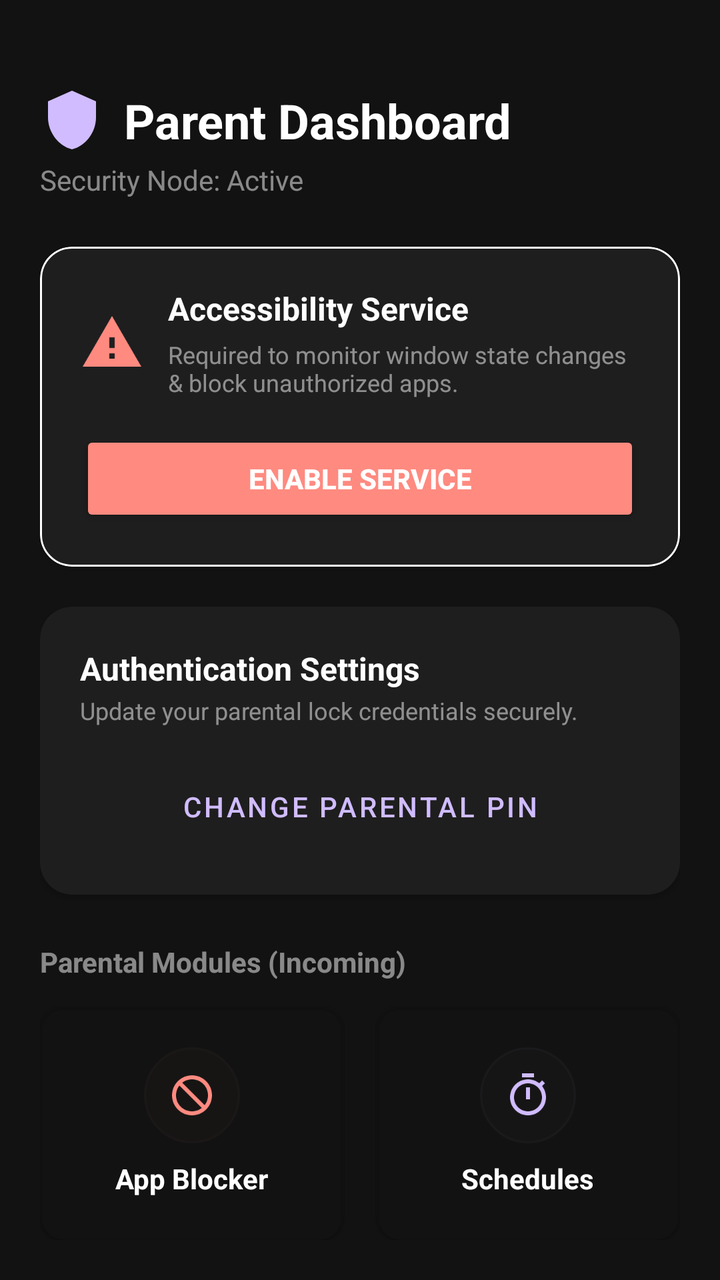
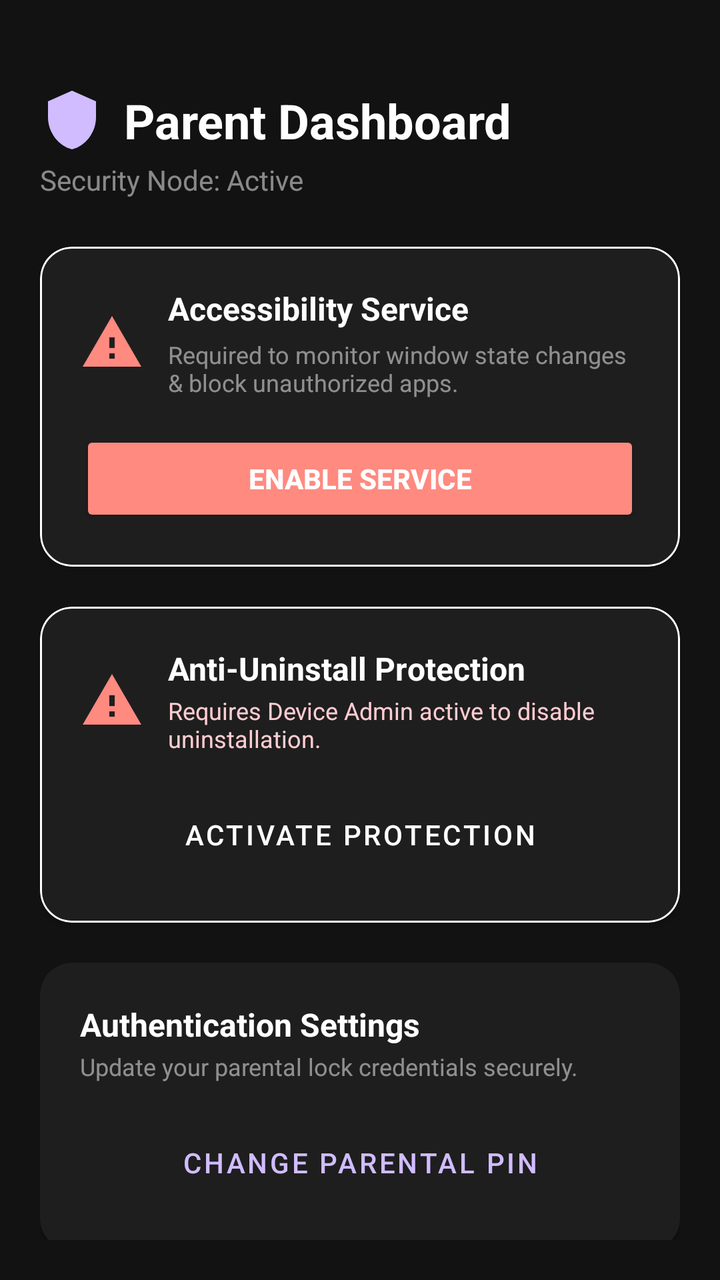

Compare the two renders of this Android layout. The source of the first and the diff that turns it into the second are given below.
<!-- AndroidManifest.xml: application theme Theme.ParentalControl -->
<!-- res/layout/activity_main.xml -->
<?xml version="1.0" encoding="utf-8"?>
<androidx.constraintlayout.widget.ConstraintLayout 
    xmlns:android="http://schemas.android.com/apk/res/android"
    xmlns:app="http://schemas.android.com/apk/res-auto"
    android:layout_width="match_parent"
    android:layout_height="match_parent"
    android:background="#121212"
    android:padding="20dp">

    
    <LinearLayout
        android:id="@+id/layoutMainHeader"
        android:layout_width="wrap_content"
        android:layout_height="wrap_content"
        android:orientation="horizontal"
        android:gravity="center_vertical"
        android:layout_marginTop="24dp"
        app:layout_constraintTop_toTopOf="parent"
        app:layout_constraintStart_toStartOf="parent">

        <ImageView
            android:layout_width="32dp"
            android:layout_height="32dp"
            android:src="@drawable/ic_shield"
            app:tint="#D0BCFF"
            android:layout_marginEnd="10dp" />

        <TextView
            android:id="@+id/tvMainHeaderTitle"
            android:layout_width="wrap_content"
            android:layout_height="wrap_content"
            android:text="Parent Dashboard"
            android:textColor="#FFFFFF"
            android:textSize="24sp"
            android:textStyle="bold" />
    </LinearLayout>

    <TextView
        android:id="@+id/tvMainHeaderSubtitle"
        android:layout_width="wrap_content"
        android:layout_height="wrap_content"
        android:text="Security Node: Active"
        android:textColor="#80FFFFFF"
        android:textSize="14sp"
        android:layout_marginTop="4dp"
        app:layout_constraintTop_toBottomOf="@id/layoutMainHeader"
        app:layout_constraintStart_toStartOf="parent" />

    
    <com.google.android.material.card.MaterialCardView
        android:id="@+id/cardAccessibility"
        android:layout_width="match_parent"
        android:layout_height="wrap_content"
        android:layout_marginTop="24dp"
        app:cardCornerRadius="16dp"
        app:cardElevation="2dp"
        app:cardBackgroundColor="#1E1E1E"
        app:strokeWidth="1dp"
        app:layout_constraintTop_toBottomOf="@id/tvMainHeaderSubtitle"
        app:layout_constraintStart_toStartOf="parent"
        app:layout_constraintEnd_toEndOf="parent">

        <LinearLayout
            android:layout_width="match_parent"
            android:layout_height="wrap_content"
            android:orientation="vertical"
            android:padding="20dp">

            <LinearLayout
                android:layout_width="match_parent"
                android:layout_height="wrap_content"
                android:orientation="horizontal"
                android:gravity="center_vertical">

                <ImageView
                    android:id="@+id/ivAccessStatusIndicator"
                    android:layout_width="32dp"
                    android:layout_height="32dp"
                    android:src="@drawable/ic_warning"
                    app:tint="#FF8A80"
                    android:layout_marginEnd="12dp" />

                <LinearLayout
                    android:layout_width="0dp"
                    android:layout_height="wrap_content"
                    android:layout_weight="1"
                    android:orientation="vertical">

                    <TextView
                        android:id="@+id/tvAccessTitle"
                        android:layout_width="wrap_content"
                        android:layout_height="wrap_content"
                        android:text="Accessibility Service"
                        android:textColor="#FFFFFF"
                        android:textSize="16sp"
                        android:textStyle="bold" />

                    <TextView
                        android:id="@+id/tvAccessDesc"
                        android:layout_width="wrap_content"
                        android:layout_height="wrap_content"
                        android:text="Required to monitor window state changes &amp; block unauthorized apps."
                        android:textColor="#80FFFFFF"
                        android:textSize="12sp"
                        android:layout_marginTop="4dp" />
                </LinearLayout>
            </LinearLayout>

            
            <Button
                android:id="@+id/btnEnableAccess"
                android:layout_width="match_parent"
                android:layout_height="wrap_content"
                android:text="Enable Service"
                android:textColor="#FFFFFF"
                android:backgroundTint="#FF8A80"
                android:textSize="14sp"
                android:textStyle="bold"
                android:layout_marginTop="16dp"
                app:cornerRadius="8dp" />
        </LinearLayout>
    </com.google.android.material.card.MaterialCardView>

    
    <com.google.android.material.card.MaterialCardView
        android:id="@+id/cardSecurity"
        android:layout_width="match_parent"
        android:layout_height="wrap_content"
        android:layout_marginTop="20dp"
        app:cardCornerRadius="16dp"
        app:cardElevation="2dp"
        app:cardBackgroundColor="#1E1E1E"
        app:layout_constraintTop_toBottomOf="@id/cardAccessibility"
        app:layout_constraintStart_toStartOf="parent"
        app:layout_constraintEnd_toEndOf="parent">

        <LinearLayout
            android:layout_width="match_parent"
            android:layout_height="wrap_content"
            android:orientation="vertical"
            android:padding="20dp">

            <TextView
                android:layout_width="wrap_content"
                android:layout_height="wrap_content"
                android:text="Authentication Settings"
                android:textColor="#FFFFFF"
                android:textSize="16sp"
                android:textStyle="bold" />

            <TextView
                android:layout_width="wrap_content"
                android:layout_height="wrap_content"
                android:text="Update your parental lock credentials securely."
                android:textColor="#80FFFFFF"
                android:textSize="12sp"
                android:layout_marginTop="2dp" />

            <Button
                android:id="@+id/btnChangePin"
                style="@style/Widget.MaterialComponents.Button.OutlinedButton"
                android:layout_width="match_parent"
                android:layout_height="wrap_content"
                android:text="Change Parental PIN"
                android:textColor="#D0BCFF"
                app:strokeColor="#D0BCFF"
                app:strokeWidth="1dp"
                app:icon="@drawable/ic_key"
                app:iconTint="#D0BCFF"
                app:iconSize="18dp"
                app:iconPadding="8dp"
                app:iconGravity="textStart"
                android:textSize="14sp"
                android:layout_marginTop="16dp"
                app:cornerRadius="8dp" />
        </LinearLayout>
    </com.google.android.material.card.MaterialCardView>

    
    <TextView
        android:id="@+id/tvAdvancedTitle"
        android:layout_width="wrap_content"
        android:layout_height="wrap_content"
        android:text="Parental Modules (Incoming)"
        android:textColor="#80FFFFFF"
        android:textSize="14sp"
        android:textStyle="bold"
        android:layout_marginTop="24dp"
        app:layout_constraintTop_toBottomOf="@id/cardSecurity"
        app:layout_constraintStart_toStartOf="parent" />

    <LinearLayout
        android:layout_width="match_parent"
        android:layout_height="0dp"
        android:orientation="horizontal"
        android:layout_marginTop="12dp"
        app:layout_constraintTop_toBottomOf="@id/tvAdvancedTitle"
        app:layout_constraintBottom_toBottomOf="parent"
        app:layout_constraintStart_toStartOf="parent"
        app:layout_constraintEnd_toEndOf="parent">

        
        <com.google.android.material.card.MaterialCardView
            android:layout_width="0dp"
            android:layout_height="match_parent"
            android:layout_weight="1"
            android:layout_marginEnd="8dp"
            app:cardCornerRadius="12dp"
            app:cardBackgroundColor="#1A1E1E1E">

            <LinearLayout
                android:layout_width="match_parent"
                android:layout_height="match_parent"
                android:orientation="vertical"
                android:padding="16dp"
                android:gravity="center">

                <FrameLayout
                    android:layout_width="48dp"
                    android:layout_height="48dp"
                    android:background="@drawable/btn_round"
                    android:backgroundTint="#26FF8A80"
                    android:layout_gravity="center_horizontal">
                    <ImageView
                        android:layout_width="24dp"
                        android:layout_height="24dp"
                        android:src="@drawable/ic_block"
                        app:tint="#FF8A80"
                        android:layout_gravity="center" />
                </FrameLayout>

                <TextView
                    android:layout_width="wrap_content"
                    android:layout_height="wrap_content"
                    android:text="App Blocker"
                    android:textColor="#FFFFFF"
                    android:textSize="14sp"
                    android:textStyle="bold"
                    android:layout_marginTop="8dp" />
            </LinearLayout>
        </com.google.android.material.card.MaterialCardView>

        
        <com.google.android.material.card.MaterialCardView
            android:layout_width="0dp"
            android:layout_height="match_parent"
            android:layout_weight="1"
            android:layout_marginStart="8dp"
            app:cardCornerRadius="12dp"
            app:cardBackgroundColor="#1A1E1E1E">

            <LinearLayout
                android:layout_width="match_parent"
                android:layout_height="match_parent"
                android:orientation="vertical"
                android:padding="16dp"
                android:gravity="center">

                <FrameLayout
                    android:layout_width="48dp"
                    android:layout_height="48dp"
                    android:background="@drawable/btn_round"
                    android:backgroundTint="#26D0BCFF"
                    android:layout_gravity="center_horizontal">
                    <ImageView
                        android:layout_width="24dp"
                        android:layout_height="24dp"
                        android:src="@drawable/ic_timer"
                        app:tint="#D0BCFF"
                        android:layout_gravity="center" />
                </FrameLayout>

                <TextView
                    android:layout_width="wrap_content"
                    android:layout_height="wrap_content"
                    android:text="Schedules"
                    android:textColor="#FFFFFF"
                    android:textSize="14sp"
                    android:textStyle="bold"
                    android:layout_marginTop="8dp" />
            </LinearLayout>
        </com.google.android.material.card.MaterialCardView>
    </LinearLayout>

</androidx.constraintlayout.widget.ConstraintLayout>
<!-- resources referenced by this layout -->
<resources>
  <!-- drawable btn_round (drawable) -->
  <?xml version="1.0" encoding="utf-8"?>
  <ripple xmlns:android="http://schemas.android.com/apk/res/android"
      android:color="#40FFFFFF">
      <item>
          <shape android:shape="oval">
              <solid android:color="#1AFFFFFF"/>
              <stroke android:width="1dp" android:color="#33FFFFFF"/>
              <size android:width="72dp" android:height="72dp"/>
          </shape>
      </item>
  </ripple>
  <!-- drawable ic_block (drawable) -->
  <vector xmlns:android="http://schemas.android.com/apk/res/android"
      android:width="24dp"
      android:height="24dp"
      android:viewportWidth="24.0"
      android:viewportHeight="24.0">
      <path
          android:fillColor="#FFFFFFFF"
          android:pathData="M12,2C6.48,2 2,6.48 2,12s4.48,10 10,10 10,-4.48 10,-10S17.52,2 12,2z M12,20c-4.42,0 -8,-3.58 -8,-8 0,-1.85 0.63,-3.55 1.69,-4.9L16.9,18.31C15.55,19.37 13.85,20 12,20z M18.31,16.9L7.1,5.69C8.45,4.63 10.15,4 12,4c4.42,0 8,3.58 8,8 0,1.85 -0.63,3.55 -1.69,4.9z" />
  </vector>
  <!-- drawable ic_key (drawable) -->
  <vector xmlns:android="http://schemas.android.com/apk/res/android"
      android:width="24dp"
      android:height="24dp"
      android:viewportWidth="24.0"
      android:viewportHeight="24.0">
      <path
          android:fillColor="#FFFFFFFF"
          android:pathData="M12.65,10C11.83,7.67 9.61,6 7,6c-3.87,0 -7,3.13 -7,7s3.13,7 7,7c2.61,0 4.83,-1.67 5.65,-4H17v4h4v-4h2v-4H12.65z M7,16c-1.65,0 -3,-1.35 -3,-3s1.35,-3 3,-3s3,1.35 3,3s-1.35,3 -3,3z" />
  </vector>
  <!-- drawable ic_shield (drawable) -->
  <vector xmlns:android="http://schemas.android.com/apk/res/android"
      android:width="24dp"
      android:height="24dp"
      android:viewportWidth="24.0"
      android:viewportHeight="24.0">
      <path
          android:fillColor="#FFFFFFFF"
          android:pathData="M12,1L3,5v6c0,5.55 3.84,10.74 9,12c5.16,-1.26 9,-6.45 9,-12V5L12,1z" />
  </vector>
  <!-- drawable ic_timer (drawable) -->
  <vector xmlns:android="http://schemas.android.com/apk/res/android"
      android:width="24dp"
      android:height="24dp"
      android:viewportWidth="24.0"
      android:viewportHeight="24.0">
      <path
          android:fillColor="#FFFFFFFF"
          android:pathData="M15,1H9v2h6V1z M11,14h2V8h-2V14z M19.03,7.39l1.42,-1.42c-0.43,-0.51 -0.9,-0.99 -1.41,-1.41l-1.42,1.42C16.07,4.74 14.12,4 12,4c-4.97,0 -9,4.03 -9,9s4.03,9 9,9 9,-4.03 9,-9c0,-2.12 -0.74,-4.07 -1.97,-5.61z M12,20c-3.87,0 -7,-3.13 -7,-7s3.13,-7 7,-7 7,3.13 7,7 -3.13,7 -7,7z" />
  </vector>
  <!-- drawable ic_warning (drawable) -->
  <vector xmlns:android="http://schemas.android.com/apk/res/android"
      android:width="24dp"
      android:height="24dp"
      android:viewportWidth="24.0"
      android:viewportHeight="24.0">
      <path
          android:fillColor="#FFFFFFFF"
          android:pathData="M1,21h22L12,2L1,21z M13,18h-2v-2h2v2z M13,14h-2v-4h2v4z" />
  </vector>
  <style name="Theme.ParentalControl" parent="Theme.MaterialComponents.NoActionBar">
          
          <item name="colorPrimary">#D0BCFF</item>
          <item name="colorPrimaryVariant">#6200EE</item>
          <item name="colorOnPrimary">#000000</item>
          
          
          <item name="android:windowBackground">#121212</item>
          <item name="android:statusBarColor">#121212</item>
      </style>
</resources>

<!-- the commit's change to res/layout/activity_main.xml (unified diff, before → after) -->
@@ -123,14 +123,88 @@
 
     
     <com.google.android.material.card.MaterialCardView
-        android:id="@+id/cardSecurity"
+        android:id="@+id/cardUninstallProtection"
         android:layout_width="match_parent"
         android:layout_height="wrap_content"
         android:layout_marginTop="20dp"
         app:cardCornerRadius="16dp"
         app:cardElevation="2dp"
         app:cardBackgroundColor="#1E1E1E"
+        app:strokeWidth="1dp"
         app:layout_constraintTop_toBottomOf="@id/cardAccessibility"
+        app:layout_constraintStart_toStartOf="parent"
+        app:layout_constraintEnd_toEndOf="parent">
+
+        <LinearLayout
+            android:layout_width="match_parent"
+            android:layout_height="wrap_content"
+            android:orientation="vertical"
+            android:padding="20dp">
+
+            <LinearLayout
+                android:layout_width="match_parent"
+                android:layout_height="wrap_content"
+                android:orientation="horizontal"
+                android:gravity="center_vertical">
+
+                <ImageView
+                    android:id="@+id/ivUninstallIndicator"
+                    android:layout_width="32dp"
+                    android:layout_height="32dp"
+                    android:src="@drawable/ic_warning"
+                    app:tint="#FF8A80"
+                    android:layout_marginEnd="12dp" />
+
+                <LinearLayout
+                    android:layout_width="0dp"
+                    android:layout_height="wrap_content"
+                    android:layout_weight="1"
+                    android:orientation="vertical">
+
+                    <TextView
+                        android:id="@+id/tvUninstallTitle"
+                        android:layout_width="wrap_content"
+                        android:layout_height="wrap_content"
+                        android:text="Anti-Uninstall Protection"
+                        android:textColor="#FFFFFF"
+                        android:textSize="16sp"
+                        android:textStyle="bold" />
+
+                    <TextView
+                        android:id="@+id/tvUninstallDesc"
+                        android:layout_width="wrap_content"
+                        android:layout_height="wrap_content"
+                        android:text="Requires Device Admin active to disable uninstallation."
+                        android:textColor="#FFCDD2"
+                        android:textSize="12sp"
+                        android:layout_marginTop="2dp" />
+                </LinearLayout>
+            </LinearLayout>
+
+            <Button
+                android:id="@+id/btnEnableUninstallProtection"
+                style="@style/Widget.MaterialComponents.Button"
+                android:layout_width="match_parent"
+                android:layout_height="wrap_content"
+                android:layout_marginTop="16dp"
+                android:text="Activate Protection"
+                android:textColor="#FFFFFF"
+                android:textSize="14sp"
+                app:backgroundTint="#E57373"
+                app:cornerRadius="8dp" />
+        </LinearLayout>
+    </com.google.android.material.card.MaterialCardView>
+
+    
+    <com.google.android.material.card.MaterialCardView
+        android:id="@+id/cardSecurity"
+        android:layout_width="match_parent"
+        android:layout_height="wrap_content"
+        android:layout_marginTop="20dp"
+        app:cardCornerRadius="16dp"
+        app:cardElevation="2dp"
+        app:cardBackgroundColor="#1E1E1E"
+        app:layout_constraintTop_toBottomOf="@id/cardUninstallProtection"
         app:layout_constraintStart_toStartOf="parent"
         app:layout_constraintEnd_toEndOf="parent">
 
